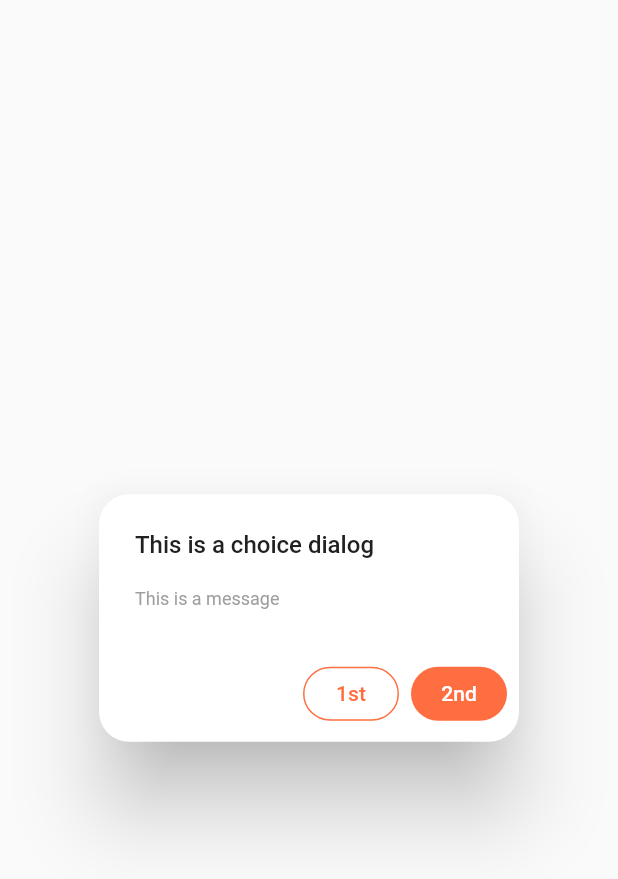
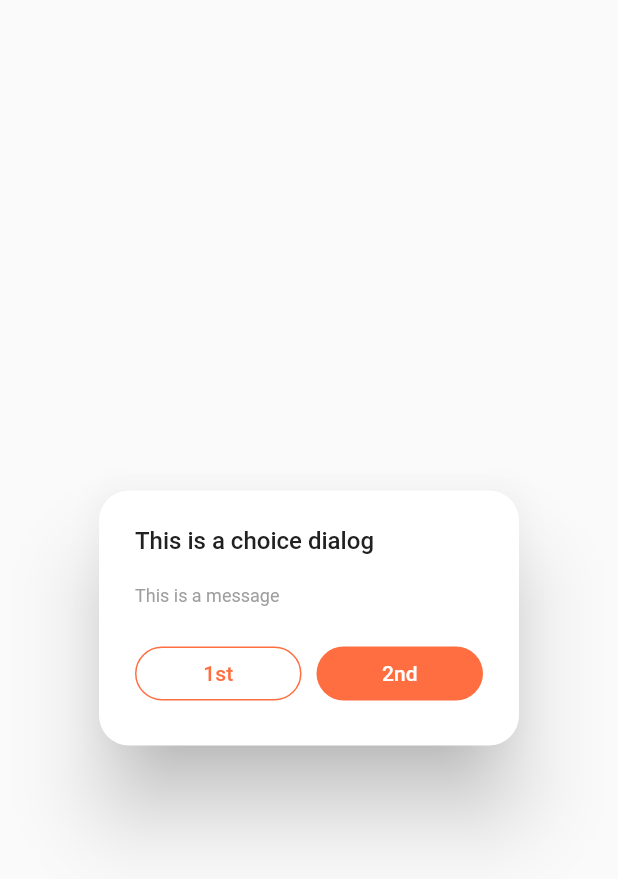
Before and after one commit to nolegirl/custom_dialogs, a Flutter app: the ChoiceDialog widget shown alone on an empty page, opened directly, on a phone screen of 412 x 824 dp. Shown: the top 879 px of the screen. Run offline on Flutter 3.47's test engine with Material 2 defaults, Android fonts, the phone set to English and light mode, and no system bars.

Commit message:
Updated UI for spacing

```diff
--- a/lib/choice_dialog.dart
+++ b/lib/choice_dialog.dart
@@ -1,4 +1,3 @@
-
 import 'package:flutter/material.dart';
 import 'package:flutter/services.dart';
 
@@ -9,56 +8,87 @@ class ChoiceDialog extends StatelessWidget {
   final VoidCallback? firstButtonOnPress;
   final String? secondButtonText;
   final VoidCallback? secondButtonOnPress;
+  final String? link;
 
-  ChoiceDialog({this.title,
+  ChoiceDialog(
+      {this.title,
       this.message,
       this.firstButtonText,
       required this.firstButtonOnPress,
       this.secondButtonText,
+        required this.link,
       required this.secondButtonOnPress});
 
   @override
   Widget build(BuildContext context) {
+    bool hasLink = link == '' ? false : true;
+
     return AlertDialog(
-      shape: RoundedRectangleBorder(
-        borderRadius: BorderRadius.circular(20)
-      ),
+      shape: RoundedRectangleBorder(borderRadius: BorderRadius.circular(20)),
       title: Text(
         title ?? '',
         style: TextStyle(color: Colors.grey[900], fontSize: 16),
       ),
-      content: Text(
+      content: Column(
+        mainAxisSize: MainAxisSize.min,
+        crossAxisAlignment: CrossAxisAlignment.start,
+        children: [
+          Text(
             message ?? '',
             style: TextStyle(color: Colors.grey[500], fontSize: 12),
           ),
-      actions: [
-        TextButton(
+          SizedBox(height: hasLink ? 10 : 20),
+          Container(
+            width: double.infinity,
+            height: hasLink ? 40 : 1,
+          ),
+          Container(
+            width: double.infinity,
+            child: Row(
+              children: [
+                Expanded(
+                  child: TextButton(
                       style: ButtonStyle(
-            backgroundColor: MaterialStateProperty.all(Colors.white),
+                        backgroundColor:
+                            MaterialStateProperty.all(Colors.white),
                         shape: MaterialStateProperty.all(RoundedRectangleBorder(
                           side: BorderSide(color: Colors.deepOrangeAccent),
                           borderRadius: BorderRadius.circular(20),
-
-            )
-          ),),
+                        )),
+                      ),
                       onPressed: () {
                         firstButtonOnPress!();
                         Navigator.of(context).pop();
                       },
-            child: Text(firstButtonText!, style: TextStyle(color: Colors.deepOrangeAccent))),
-        TextButton(
+                      child: Text(firstButtonText!,
+                          style: TextStyle(color: Colors.deepOrangeAccent))),
+                ),
+                SizedBox(
+                  width: 10,
+                ),
+                Expanded(
+                    child: TextButton(
                         style: ButtonStyle(
-              backgroundColor: MaterialStateProperty.all(Colors.deepOrangeAccent),
-              shape: MaterialStateProperty.all(RoundedRectangleBorder(
+                          backgroundColor: MaterialStateProperty.all(
+                              Colors.deepOrangeAccent),
+                          shape:
+                              MaterialStateProperty.all(RoundedRectangleBorder(
                             borderRadius: BorderRadius.circular(20),
-              )
-              ),),
+                          )),
+                        ),
                         onPressed: () {
                           secondButtonOnPress!();
                           Navigator.of(context).pop();
                         },
-            child: Text(secondButtonText!, style: TextStyle(color: Colors.white),))
+                        child: Text(
+                          secondButtonText!,
+                          style: TextStyle(color: Colors.white),
+                        )))
               ],
+            ),
+          )
+        ],
+      ),
     );
   }
 }
--- a/lib/confirmation_dialog.dart
+++ b/lib/confirmation_dialog.dart
@@ -20,11 +20,12 @@ class ConfirmationDialog extends StatelessWidget {
       ),
       content: Column(
         mainAxisSize: MainAxisSize.min,
+        crossAxisAlignment: CrossAxisAlignment.start,
         children: [
           Text(
             message ?? '', style: TextStyle(color: Colors.grey[500], fontSize: 12),
           ),
-          SizedBox(height: 10,),
+          SizedBox(height: 20,),
           Container(
             width: double.infinity ,
               child: TextButton(
--- a/lib/main.dart
+++ b/lib/main.dart
@@ -125,6 +125,7 @@ class _MyHomePageState extends State<MyHomePage> {
                         message: 'This is a message',
                         firstButtonText: '1st',
                         secondButtonText: '2nd',
+                        link: '',
                         firstButtonOnPress: () {},
                         secondButtonOnPress: () {},
                       );
```
Lines whose indentation alone changed are shown as unchanged.
